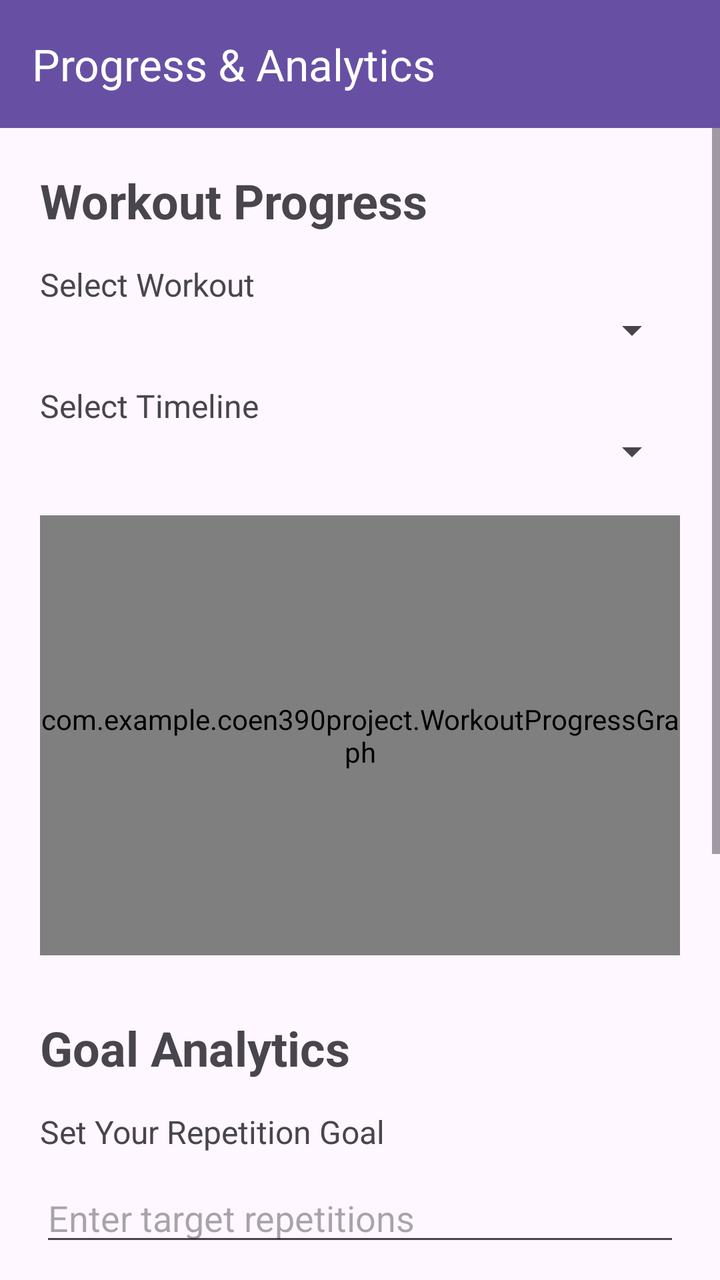
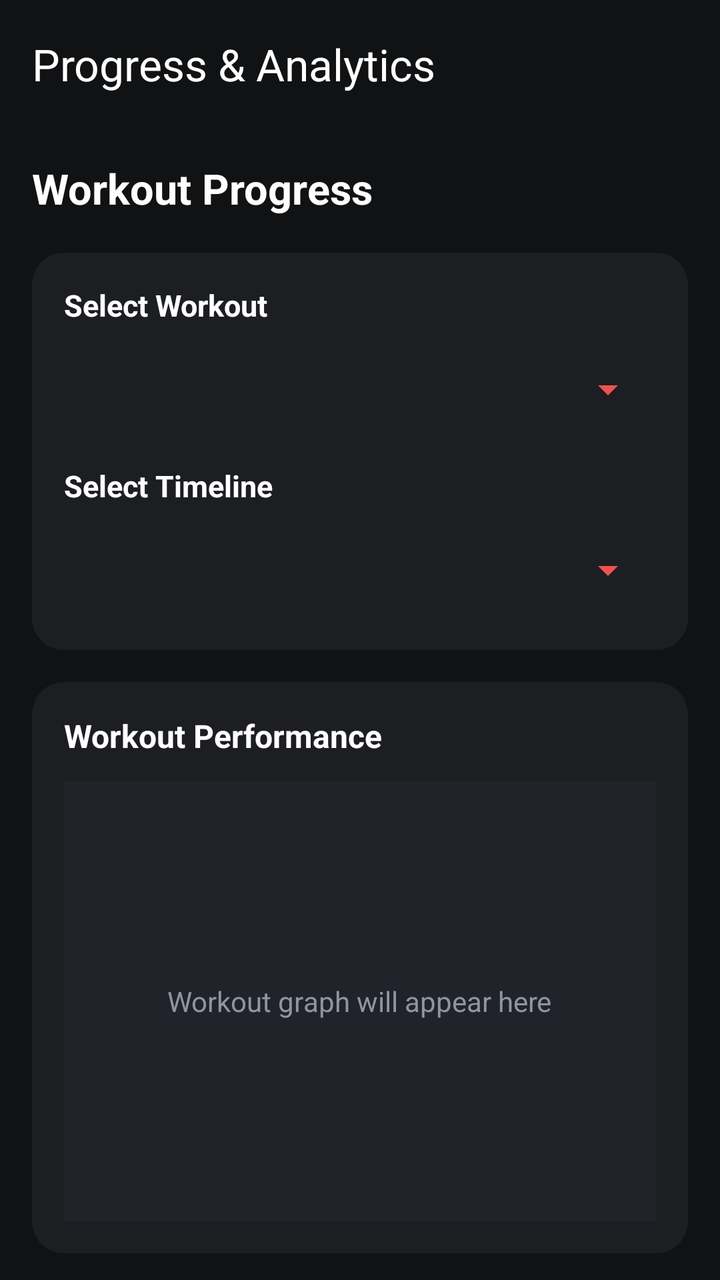

Compare the two renders of this Android layout. The source of the first and the diff that turns it into the second are given below.
<!-- AndroidManifest.xml: application theme Theme.Coen390Project -->
<!-- res/layout/activity_option2.xml -->
<LinearLayout
    xmlns:android="http://schemas.android.com/apk/res/android"
    xmlns:app="http://schemas.android.com/apk/res-auto"
    android:layout_width="match_parent"
    android:layout_height="match_parent"
    android:orientation="vertical">

    <androidx.appcompat.widget.Toolbar
        android:id="@+id/optionToolbar"
        android:layout_width="match_parent"
        android:layout_height="?attr/actionBarSize"
        android:background="?attr/colorPrimary"
        app:title="Progress &amp; Analytics"
        app:titleTextColor="@android:color/white" />

    <ScrollView
        android:layout_width="match_parent"
        android:layout_height="match_parent">

        <LinearLayout
            android:layout_width="match_parent"
            android:layout_height="wrap_content"
            android:orientation="vertical"
            android:padding="20dp">

            <TextView
                android:layout_width="match_parent"
                android:layout_height="wrap_content"
                android:text="Workout Progress"
                android:textSize="24sp"
                android:textStyle="bold"
                android:layout_marginBottom="15dp" />

            <TextView
                android:layout_width="match_parent"
                android:layout_height="wrap_content"
                android:text="Select Workout"
                android:textSize="16sp" />

            <Spinner
                android:id="@+id/workoutSpinner"
                android:layout_width="match_parent"
                android:layout_height="wrap_content"
                android:layout_marginBottom="15dp" />

            <TextView
                android:layout_width="match_parent"
                android:layout_height="wrap_content"
                android:text="Select Timeline"
                android:textSize="16sp" />

            <Spinner
                android:id="@+id/timelineSpinner"
                android:layout_width="match_parent"
                android:layout_height="wrap_content"
                android:layout_marginBottom="20dp" />


            <com.example.coen390project.WorkoutProgressGraph
                android:id="@+id/workoutProgressGraph"
                android:layout_width="match_parent"
                android:layout_height="220dp"
                android:layout_marginBottom="30dp"
                android:background="#FFFFFF" />


            <TextView
                android:layout_width="match_parent"
                android:layout_height="wrap_content"
                android:text="Goal Analytics"
                android:textSize="24sp"
                android:textStyle="bold"
                android:layout_marginBottom="15dp" />


            <TextView
                android:layout_width="match_parent"
                android:layout_height="wrap_content"
                android:text="Set Your Repetition Goal"
                android:textSize="16sp"
                android:layout_marginBottom="10dp" />

            <EditText
                android:id="@+id/goalEditText"
                android:layout_width="match_parent"
                android:layout_height="wrap_content"
                android:hint="Enter target repetitions"
                android:inputType="number"
                android:layout_marginBottom="10dp" />

            <Button
                android:id="@+id/saveGoalButton"
                android:layout_width="match_parent"
                android:layout_height="wrap_content"
                android:text="Save Goal"
                android:layout_marginBottom="15dp" />

            <TextView
                android:id="@+id/goalDescriptionTextView"
                android:layout_width="match_parent"
                android:layout_height="wrap_content"
                android:text="Your goal progress will appear here."
                android:textSize="16sp"
                android:layout_marginBottom="15dp" />


            <com.example.coen390project.GoalAnalyticsGraph
                android:id="@+id/goalAnalyticsGraph"
                android:layout_width="match_parent"
                android:layout_height="220dp"
                android:background="#FFFFFF" />


        </LinearLayout>
    </ScrollView>

</LinearLayout>
<!-- resources referenced by this layout -->
<resources>
  <style name="Theme.Coen390Project" parent="Base.Theme.Coen390Project" />
  <style name="Base.Theme.Coen390Project" parent="Theme.Material3.DayNight.NoActionBar">
          
          
      </style>
</resources>

<!-- the commit's change to res/layout/activity_option2.xml (unified diff, before → after) -->
@@ -1,117 +1,243 @@
-<LinearLayout
+<?xml version="1.0" encoding="utf-8"?>
+<androidx.drawerlayout.widget.DrawerLayout
     xmlns:android="http://schemas.android.com/apk/res/android"
     xmlns:app="http://schemas.android.com/apk/res-auto"
+    android:id="@+id/drawerLayout"
     android:layout_width="match_parent"
     android:layout_height="match_parent"
-    android:orientation="vertical">
-
-    <androidx.appcompat.widget.Toolbar
-        android:id="@+id/optionToolbar"
+    android:background="#111214">
+
+    <LinearLayout
+        android:id="@+id/mainContent"
         android:layout_width="match_parent"
-        android:layout_height="?attr/actionBarSize"
-        android:background="?attr/colorPrimary"
-        app:title="Progress &amp; Analytics"
-        app:titleTextColor="@android:color/white" />
-
-    <ScrollView
-        android:layout_width="match_parent"
-        android:layout_height="match_parent">
-
-        <LinearLayout
+        android:layout_height="match_parent"
+        android:orientation="vertical"
+        android:background="#111214">
+
+        
+        <androidx.appcompat.widget.Toolbar
+            android:id="@+id/optionToolbar"
             android:layout_width="match_parent"
-            android:layout_height="wrap_content"
-            android:orientation="vertical"
-            android:padding="20dp">
-
-            <TextView
+            android:layout_height="?attr/actionBarSize"
+            android:background="#111214"
+            android:elevation="4dp"
+            app:title="Progress &amp; Analytics"
+            app:titleTextColor="#FFFFFF" />
+
+        <ScrollView
+            android:layout_width="match_parent"
+            android:layout_height="0dp"
+            android:layout_weight="1"
+            android:fillViewport="true"
+            android:clipToPadding="false"
+            android:scrollbars="none">
+
+            <LinearLayout
                 android:layout_width="match_parent"
                 android:layout_height="wrap_content"
-                android:text="Workout Progress"
-                android:textSize="24sp"
-                android:textStyle="bold"
-                android:layout_marginBottom="15dp" />
-
-            <TextView
-                android:layout_width="match_parent"
-                android:layout_height="wrap_content"
-                android:text="Select Workout"
-                android:textSize="16sp" />
-
-            <Spinner
-                android:id="@+id/workoutSpinner"
-                android:layout_width="match_parent"
-                android:layout_height="wrap_content"
-                android:layout_marginBottom="15dp" />
-
-            <TextView
-                android:layout_width="match_parent"
-                android:layout_height="wrap_content"
-                android:text="Select Timeline"
-                android:textSize="16sp" />
-
-            <Spinner
-                android:id="@+id/timelineSpinner"
-                android:layout_width="match_parent"
-                android:layout_height="wrap_content"
-                android:layout_marginBottom="20dp" />
-
-
-            <com.example.coen390project.WorkoutProgressGraph
-                android:id="@+id/workoutProgressGraph"
-                android:layout_width="match_parent"
-                android:layout_height="220dp"
-                android:layout_marginBottom="30dp"
-                android:background="#FFFFFF" />
-
-
-            <TextView
-                android:layout_width="match_parent"
-                android:layout_height="wrap_content"
-                android:text="Goal Analytics"
-                android:textSize="24sp"
-                android:textStyle="bold"
-                android:layout_marginBottom="15dp" />
-
-
-            <TextView
-                android:layout_width="match_parent"
-                android:layout_height="wrap_content"
-                android:text="Set Your Repetition Goal"
-                android:textSize="16sp"
-                android:layout_marginBottom="10dp" />
-
-            <EditText
-                android:id="@+id/goalEditText"
-                android:layout_width="match_parent"
-                android:layout_height="wrap_content"
-                android:hint="Enter target repetitions"
-                android:inputType="number"
-                android:layout_marginBottom="10dp" />
-
-            <Button
-                android:id="@+id/saveGoalButton"
-                android:layout_width="match_parent"
-                android:layout_height="wrap_content"
-                android:text="Save Goal"
-                android:layout_marginBottom="15dp" />
-
-            <TextView
-                android:id="@+id/goalDescriptionTextView"
-                android:layout_width="match_parent"
-                android:layout_height="wrap_content"
-                android:text="Your goal progress will appear here."
-                android:textSize="16sp"
-                android:layout_marginBottom="15dp" />
-
-
-            <com.example.coen390project.GoalAnalyticsGraph
-                android:id="@+id/goalAnalyticsGraph"
-                android:layout_width="match_parent"
-                android:layout_height="220dp"
-                android:background="#FFFFFF" />
-
-
-        </LinearLayout>
-    </ScrollView>
-
-</LinearLayout>
+                android:orientation="vertical"
+                android:padding="16dp">
+
+                
+                <TextView
+                    android:layout_width="match_parent"
+                    android:layout_height="wrap_content"
+                    android:text="Workout Progress"
+                    android:textSize="21sp"
+                    android:textStyle="bold"
+                    android:textColor="#FFFFFF"
+                    android:layout_marginBottom="18dp" />
+
+                
+                <LinearLayout
+                    android:layout_width="match_parent"
+                    android:layout_height="wrap_content"
+                    android:orientation="vertical"
+                    android:background="@drawable/body_focus_card"
+                    android:padding="16dp"
+                    android:layout_marginBottom="16dp">
+
+                    <TextView
+                        android:layout_width="match_parent"
+                        android:layout_height="wrap_content"
+                        android:text="Select Workout"
+                        android:textColor="#FFFFFF"
+                        android:textSize="15sp"
+                        android:textStyle="bold"
+                        android:layout_marginBottom="8dp" />
+
+                    <Spinner
+                        android:id="@+id/workoutSpinner"
+                        android:layout_width="match_parent"
+                        android:layout_height="48dp"
+                        android:backgroundTint="#EF5350"
+                        android:popupBackground="#292D35" />
+
+                    <TextView
+                        android:layout_width="match_parent"
+                        android:layout_height="wrap_content"
+                        android:text="Select Timeline"
+                        android:textColor="#FFFFFF"
+                        android:textSize="15sp"
+                        android:textStyle="bold"
+                        android:layout_marginTop="14dp"
+                        android:layout_marginBottom="8dp" />
+
+                    <Spinner
+                        android:id="@+id/timelineSpinner"
+                        android:layout_width="match_parent"
+                        android:layout_height="48dp"
+                        android:backgroundTint="#EF5350"
+                        android:popupBackground="#292D35" />
+
+                </LinearLayout>
+
+                
+                <LinearLayout
+                    android:layout_width="match_parent"
+                    android:layout_height="wrap_content"
+                    android:orientation="vertical"
+                    android:background="@drawable/body_focus_card"
+                    android:padding="16dp"
+                    android:layout_marginBottom="28dp">
+
+                    <TextView
+                        android:layout_width="match_parent"
+                        android:layout_height="wrap_content"
+                        android:text="Workout Performance"
+                        android:textColor="#FFFFFF"
+                        android:textSize="16sp"
+                        android:textStyle="bold"
+                        android:layout_marginBottom="12dp" />
+
+                    <FrameLayout
+                        android:layout_width="match_parent"
+                        android:layout_height="220dp"
+                        android:background="#202329">
+
+                        <TextView
+                            android:layout_width="wrap_content"
+                            android:layout_height="wrap_content"
+                            android:layout_gravity="center"
+                            android:text="Workout graph will appear here"
+                            android:textColor="#8F95A1"
+                            android:textSize="14sp" />
+
+                    </FrameLayout>
+
+                </LinearLayout>
+
+                
+                <TextView
+                    android:layout_width="match_parent"
+                    android:layout_height="wrap_content"
+                    android:text="Goal Analytics"
+                    android:textSize="21sp"
+                    android:textStyle="bold"
+                    android:textColor="#FFFFFF"
+                    android:layout_marginBottom="18dp" />
+
+                
+                <LinearLayout
+                    android:layout_width="match_parent"
+                    android:layout_height="wrap_content"
+                    android:orientation="vertical"
+                    android:background="@drawable/body_focus_card"
+                    android:padding="16dp"
+                    android:layout_marginBottom="16dp">
+
+                    <TextView
+                        android:layout_width="match_parent"
+                        android:layout_height="wrap_content"
+                        android:text="Set Your Repetition Goal"
+                        android:textColor="#FFFFFF"
+                        android:textSize="15sp"
+                        android:textStyle="bold"
+                        android:layout_marginBottom="10dp" />
+
+                    <EditText
+                        android:id="@+id/goalEditText"
+                        android:layout_width="match_parent"
+                        android:layout_height="52dp"
+                        android:hint="Enter target repetitions"
+                        android:inputType="number"
+                        android:textColor="#FFFFFF"
+                        android:textColorHint="#8F95A1"
+                        android:backgroundTint="#EF5350"
+                        android:padding="10dp"
+                        android:layout_marginBottom="14dp" />
+
+                    <Button
+                        android:id="@+id/saveGoalButton"
+                        android:layout_width="match_parent"
+                        android:layout_height="50dp"
+                        android:text="Save Goal"
+                        android:textColor="#FFFFFF"
+                        android:textStyle="bold"
+                        android:backgroundTint="#D32F2F"
+                        android:layout_marginBottom="14dp" />
+
+                    <TextView
+                        android:id="@+id/goalDescriptionTextView"
+                        android:layout_width="match_parent"
+                        android:layout_height="wrap_content"
+                        android:text="Your goal progress will appear here."
+                        android:textColor="#8F95A1"
+                        android:textSize="14sp" />
+
+                </LinearLayout>
+
+                
+                <LinearLayout
+                    android:layout_width="match_parent"
+                    android:layout_height="wrap_content"
+                    android:orientation="vertical"
+                    android:background="@drawable/body_focus_card"
+                    android:padding="16dp"
+                    android:layout_marginBottom="20dp">
+
+                    <TextView
+                        android:layout_width="match_parent"
+                        android:layout_height="wrap_content"
+                        android:text="Goal Progress"
+                        android:textColor="#FFFFFF"
+                        android:textSize="16sp"
+                        android:textStyle="bold"
+                        android:layout_marginBottom="12dp" />
+
+                    <FrameLayout
+                        android:layout_width="match_parent"
+                        android:layout_height="220dp"
+                        android:background="#202329">
+
+                        <TextView
+                            android:layout_width="wrap_content"
+                            android:layout_height="wrap_content"
+                            android:layout_gravity="center"
+                            android:text="Goal analytics graph will appear here"
+                            android:textColor="#8F95A1"
+                            android:textSize="14sp" />
+
+                    </FrameLayout>
+
+                </LinearLayout>
+
+            </LinearLayout>
+
+        </ScrollView>
+
+    </LinearLayout>
+
+    
+    <com.google.android.material.navigation.NavigationView
+        android:id="@+id/navigationView"
+        android:layout_width="280dp"
+        android:layout_height="match_parent"
+        android:layout_gravity="start"
+        android:background="#292D35"
+        app:menu="@menu/drawer_menu"
+        app:itemTextColor="@color/drawer_item_colors"
+        app:itemIconTint="@color/drawer_item_colors"
+        app:itemBackground="@drawable/drawer_item_background" />
+
+</androidx.drawerlayout.widget.DrawerLayout>
<!-- resource entries referenced after the edit -->
@@ -1,9 +1,43 @@
 <!-- resources referenced by this layout -->
 <resources>
+  <!-- drawable body_focus_card (drawable) -->
+  <shape xmlns:android="http://schemas.android.com/apk/res/android">
+      <solid android:color="#1C1E22" />
+      <corners android:radius="16dp" />
+  </shape>
+  <!-- drawable drawer_item_background (drawable) -->
+  <?xml version="1.0" encoding="utf-8"?>
+  <selector xmlns:android="http://schemas.android.com/apk/res/android">
+  
+      <item android:state_checked="true">
+          <shape android:shape="rectangle">
+              <solid android:color="#3A2428"/>
+              <corners android:radius="12dp"/>
+          </shape>
+      </item>
+  
+      <item>
+          <shape android:shape="rectangle">
+              <solid android:color="@android:color/transparent"/>
+          </shape>
+      </item>
+  
+  </selector>
   <style name="Theme.Coen390Project" parent="Base.Theme.Coen390Project" />
   <style name="Base.Theme.Coen390Project" parent="Theme.Material3.DayNight.NoActionBar">
-          
-          
+  
+          <item name="android:windowBackground">#111214</item>
+          <item name="android:textColorPrimary">#FFFFFF</item>
+          <item name="android:textColorSecondary">#B0B0B0</item>
+          <item name="android:colorAccent">#8F95A1</item>
+  
+          <item name="colorPrimary">#8F95A1</item>
+          <item name="colorOnPrimary">#FFFFFF</item>
+          <item name="colorSecondary">#8F95A1</item>
+          <item name="colorOnSecondary">#FFFFFF</item>
+          <item name="colorSurface">#292D35</item>
+          <item name="colorOnSurface">#FFFFFF</item>
+  
       </style>
 </resources>
 
